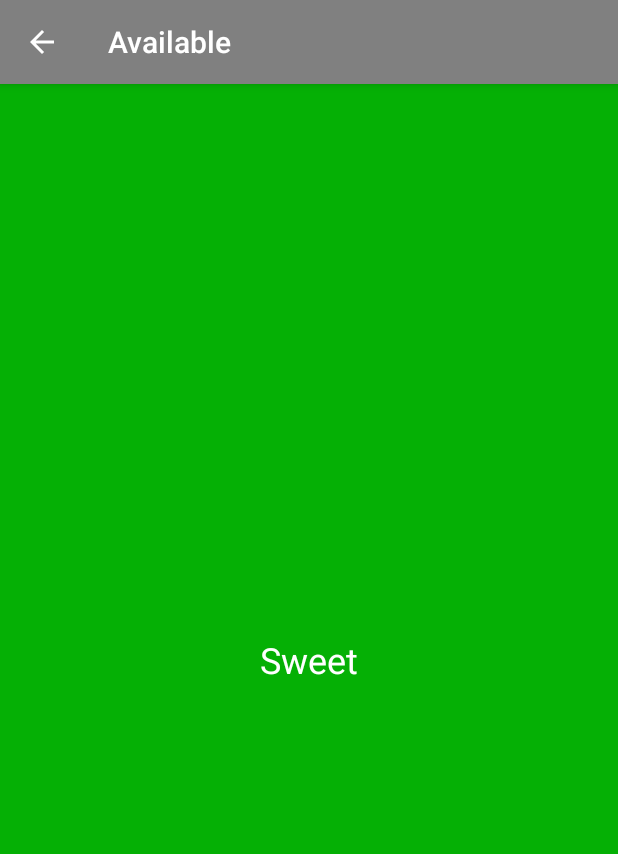
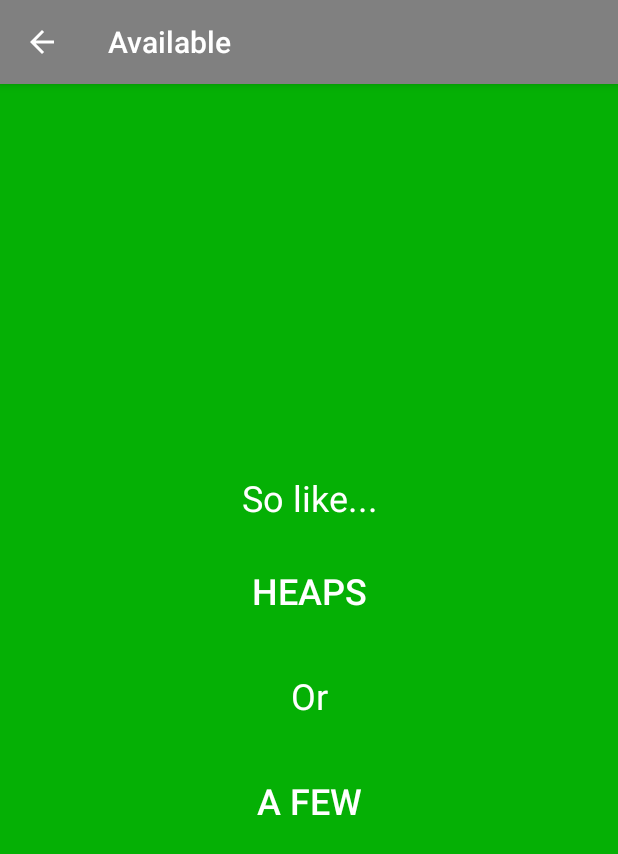
Before and after one commit to SafetyMarcus/ParkTimeAndroi, an Android app: the ParkingAvailableActivity screen opened directly, with no data from a screen before it, on a phone screen of 412 x 824 dp. Shown: the top 854 px of the screen. Run offline under Robolectric (Android 15) with nearby library versions, the phone set to English and light mode, and no system bars.

Commit message:
Improving text and animations

```diff
--- a/app/src/main/java/au/com/parktime/ParkingAvailabilityActivity.java
+++ b/app/src/main/java/au/com/parktime/ParkingAvailabilityActivity.java
@@ -24,7 +24,7 @@ public class ParkingAvailabilityActivity extends BaseActivity
 		setContentView(R.layout.parking_availability_activity);
 		String location = getIntent().getExtras().getString(LOCATION);
 		((TextView) findViewById(R.id.location)).setText(location);
-		setUpToolbar("Availability", true);
+		setUpToolbar("Are there any parks", true);
 
 		parkingAvailable = (Button) findViewById(R.id.parking_available);
 		parkingAvailable.setOnClickListener(new ParkingAvailableListener());
--- a/app/src/main/java/au/com/parktime/ParkingAvailableActivity.java
+++ b/app/src/main/java/au/com/parktime/ParkingAvailableActivity.java
@@ -1,17 +1,43 @@
 package au.com.parktime;
 
 import android.os.Bundle;
+import android.view.View;
+import android.widget.LinearLayout;
+import android.widget.TextView;
 
 /**
  * @author Marcus Hooper
  */
 public class ParkingAvailableActivity extends BaseActivity
 {
+	LinearLayout questionLayout;
+
 	@Override
 	protected void onCreate(Bundle savedInstanceState)
 	{
 		super.onCreate(savedInstanceState);
 		setContentView(R.layout.parking_available_activity);
 		setUpToolbar("Available", true);
+
+		questionLayout = (LinearLayout) findViewById(R.id.question_layout);
+
+		for(int i = 0; i < questionLayout.getChildCount(); i++)
+			questionLayout.getChildAt(i).animate().alpha(1).start();
+	}
+
+	@Override
+	public void onBackPressed()
+	{
+		for(int i = 0; i < questionLayout.getChildCount(); i++)
+		{
+			if(i == 2)
+			{
+				((TextView) questionLayout.getChildAt(i)).setText("YES");
+				continue;
+			}
+
+			questionLayout.getChildAt(i).setVisibility(View.GONE);
+		}
+		super.onBackPressed();
 	}
 }
--- a/app/src/main/res/layout/parking_available_activity.xml
+++ b/app/src/main/res/layout/parking_available_activity.xml
@@ -6,14 +6,53 @@
 
     <include layout="@layout/toolbar"/>
 
+    <LinearLayout
+        android:id="@+id/question_layout"
+        android:layout_width="match_parent"
+        android:layout_height="0dp"
+        android:layout_weight="1"
+        android:orientation="vertical"
+        android:transitionName="@string/parking_available_transition"
+        android:baselineAligned="false"
+        android:gravity="center"
+        android:background="@color/green">
+
         <TextView
-        android:id="@+id/info_text"
             android:layout_width="match_parent"
-        android:layout_height="match_parent"
+            android:layout_height="48dp"
+            android:textColor="@android:color/white"
+            android:textSize="24sp"
+            android:alpha="0"
+            android:gravity="center|bottom"
+            android:text="So like..."/>
+
+        <Button
+            android:layout_width="match_parent"
+            android:layout_height="92dp"
             android:textColor="@android:color/white"
             android:textSize="24sp"
             android:gravity="center"
-        android:transitionName="@string/parking_available_transition"
-        android:text="Sweet"
-        android:background="@color/green"/>
+            android:alpha="0"
+            android:background="?attr/selectableItemBackground"
+            android:text="HEAPS"/>
+
+        <TextView
+            android:layout_width="match_parent"
+            android:layout_height="48dp"
+            android:textColor="@android:color/white"
+            android:textSize="24sp"
+            android:gravity="center"
+            android:alpha="0"
+            android:text="Or"/>
+
+        <Button
+            android:layout_width="match_parent"
+            android:layout_height="92dp"
+            android:textColor="@android:color/white"
+            android:textSize="24sp"
+            android:gravity="center"
+            android:alpha="0"
+            android:background="?attr/selectableItemBackground"
+            android:text="A FEW"/>
     </LinearLayout>
+</LinearLayout>
```
Also changed, not shown: app/src/main/java/au/com/parktime/ParkingUnavailableActivity.java (+13 -0 lines), app/src/main/res/layout/parking_unavailable_activity.xml (+13 -7 lines). Lines whose indentation alone changed are shown as unchanged.
